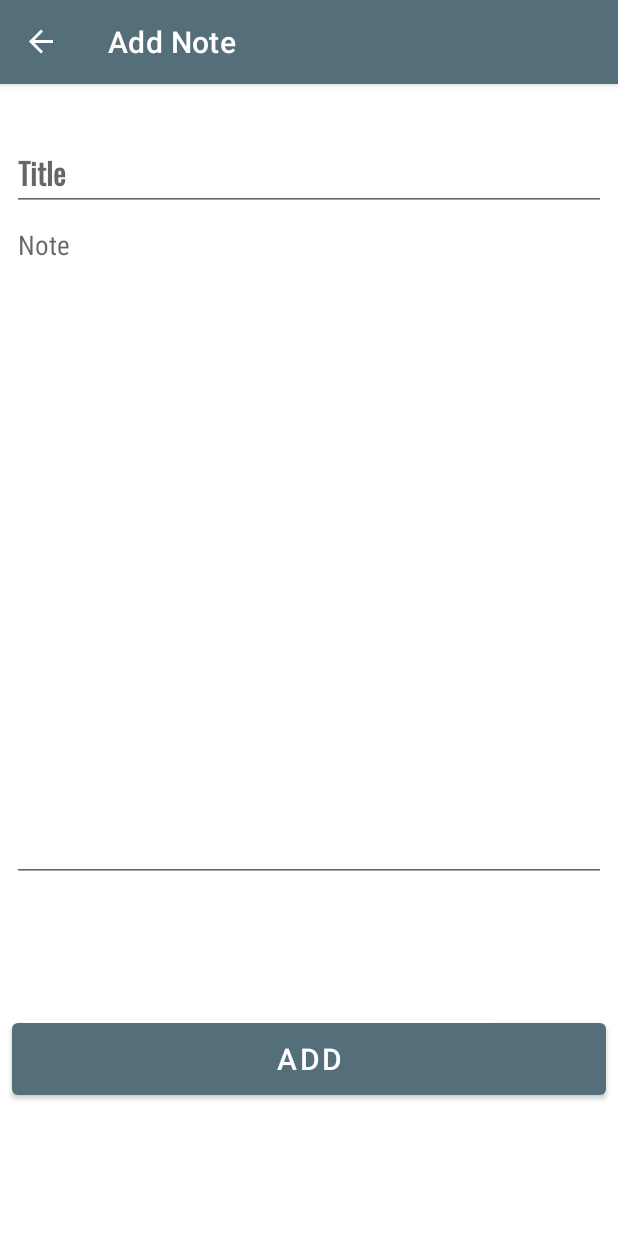
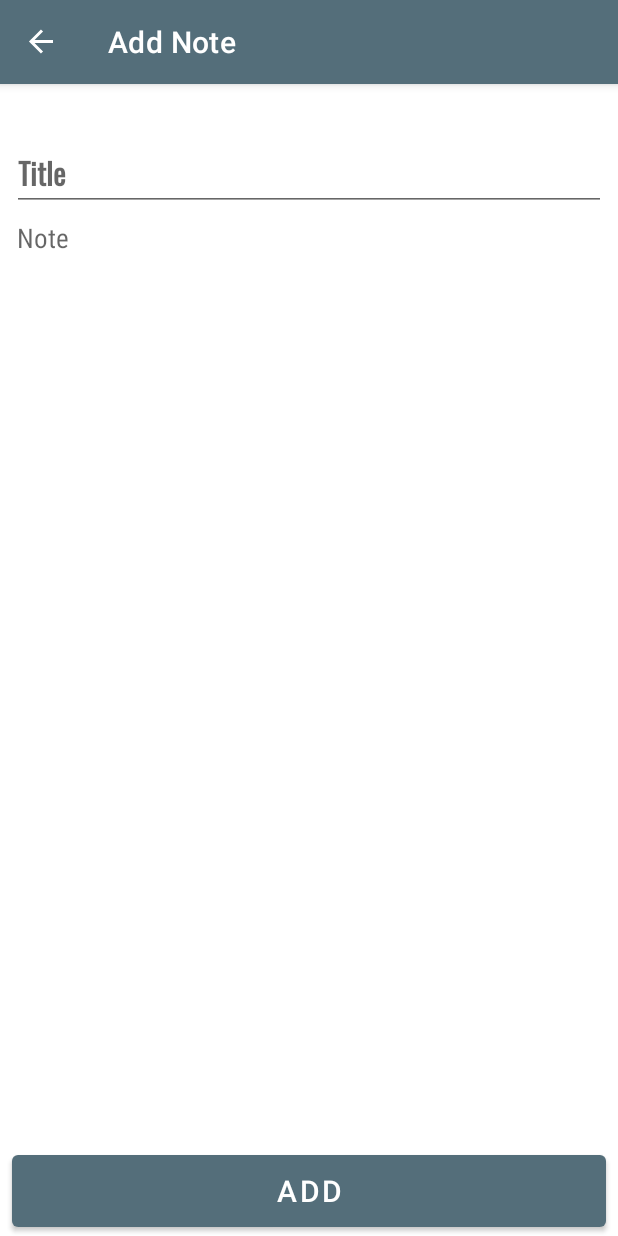
Before and after one commit to 013himanshu/Notezy, an Android app: the AddFragment screen opened through its navigation route, on a phone screen of 412 x 824 dp. Run offline under Robolectric (Android 15) with nearby library versions, the phone set to English and light mode, and no system bars; our stand-ins replace Room's generated code, data binding, navigation-ui.

Commit message:
minor UI changes made

```diff
--- a/app/src/main/res/layout/fragment_add.xml
+++ b/app/src/main/res/layout/fragment_add.xml
@@ -29,13 +29,16 @@
         <EditText
             android:id="@+id/addNoteText"
             android:layout_width="match_parent"
-            android:layout_height="447dp"
-            android:layout_marginStart="8dp"
-            android:layout_marginEnd="8dp"
+            android:layout_height="0dp"
+            android:layout_marginStart="11dp"
+            android:layout_marginEnd="11dp"
+            android:layout_marginTop="5dp"
+            android:fontFamily="sans-serif-condensed"
             android:gravity="top"
+            android:background="@android:color/transparent"
             android:hint="@string/note"
-            android:fontFamily="sans-serif-condensed"
             android:inputType="textMultiLine"
+            app:layout_constraintBottom_toTopOf="@+id/addBtn"
             app:layout_constraintEnd_toEndOf="parent"
             app:layout_constraintStart_toStartOf="parent"
             app:layout_constraintTop_toBottomOf="@+id/addTitleText" />
```
Also changed, not shown: app/src/main/res/layout/fragment_edit.xml (+6 -4 lines).
